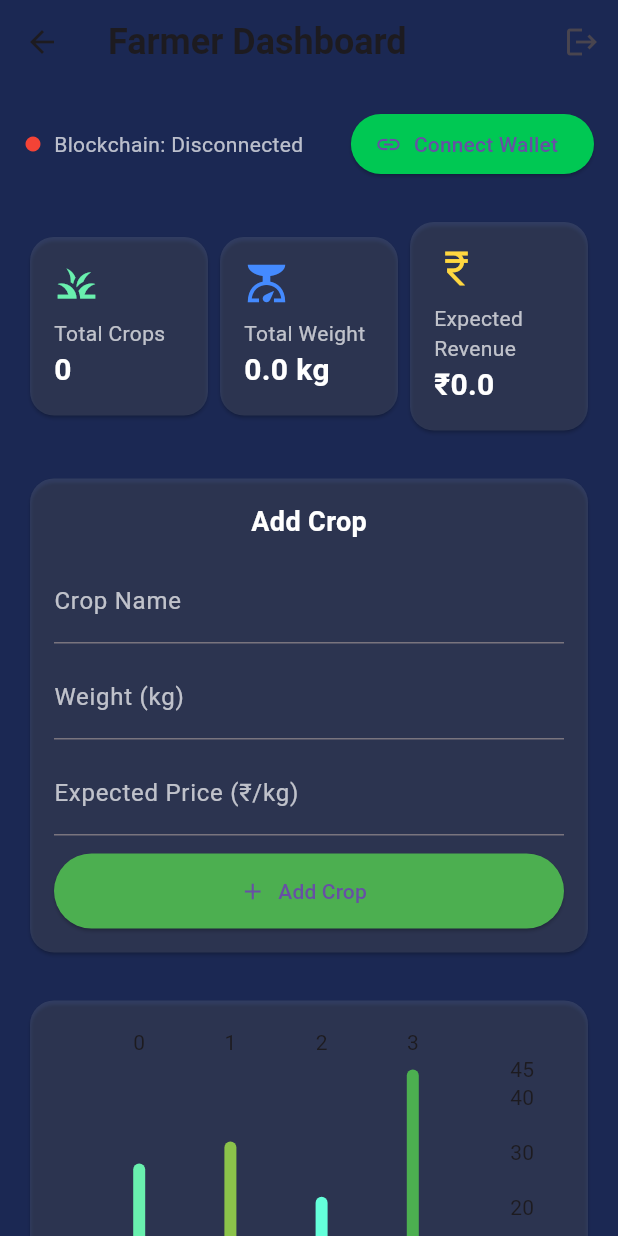
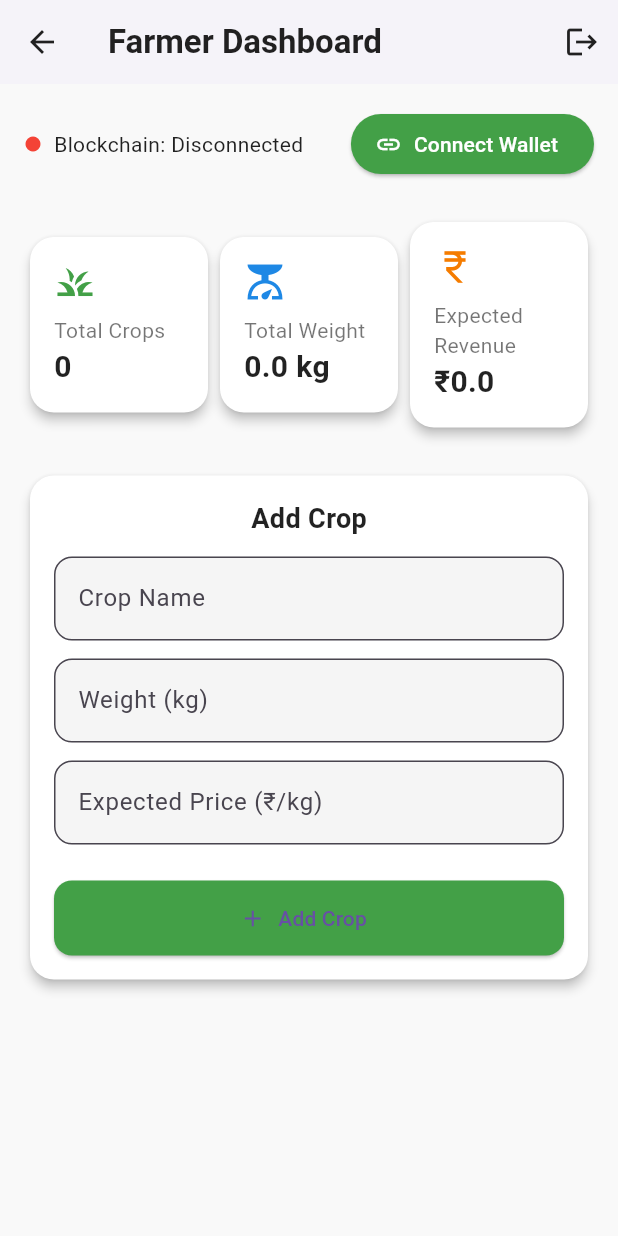
Before and after one commit to sujal-jadhav012/Agrochain, a Flutter app: the FarmerDashboardScreen screen opened by its route, after a tap on "Add Crop", on a phone screen of 412 x 824 dp. Run offline on Flutter 3.47's test engine with Material 3 defaults, Android fonts, the phone set to English and light mode, and no system bars; drawn by our look-alikes of fl_chart.

Commit message:
Dashborad_light

```diff
--- a/agrochain_app/lib/ui/Screens/farmer_dashboard_screen.dart
+++ b/agrochain_app/lib/ui/Screens/farmer_dashboard_screen.dart
@@ -21,12 +21,15 @@ class _FarmerDashboardScreenState extends State<FarmerDashboardScreen> {
   @override
   Widget build(BuildContext context) {
     return Scaffold(
-      backgroundColor: const Color.fromARGB(255, 27, 40, 83),
+      backgroundColor: const Color(0xFFF9F9F9), // Light background
       appBar: AppBar(
-        backgroundColor: Colors.transparent,
-        elevation: 0,
-        title: const Text("Farmer Dashboard",
-            style: TextStyle(fontSize: 24, fontWeight: FontWeight.bold)),
+        backgroundColor: Colors.white,
+        elevation: 2,
+        title: const Text(
+          "Farmer Dashboard",
+          style: TextStyle(fontSize: 22, fontWeight: FontWeight.bold, color: Colors.black87),
+        ),
+        iconTheme: const IconThemeData(color: Colors.black87),
         actions: [
           IconButton(
             icon: const Icon(Icons.logout),
@@ -39,7 +42,7 @@ class _FarmerDashboardScreenState extends State<FarmerDashboardScreen> {
         child: Column(
           crossAxisAlignment: CrossAxisAlignment.start,
           children: [
-            // Blockchain connection bar
+            // Blockchain Connection Bar
             Row(
               mainAxisAlignment: MainAxisAlignment.spaceBetween,
               children: [
@@ -54,7 +57,7 @@ class _FarmerDashboardScreenState extends State<FarmerDashboardScreen> {
                     isBlockchainConnected
                         ? "Blockchain: Connected"
                         : "Blockchain: Disconnected",
-                    style: const TextStyle(color: Colors.white70),
+                    style: const TextStyle(color: Colors.black87, fontSize: 14),
                   ),
                 ]),
                 ElevatedButton.icon(
@@ -64,23 +67,28 @@ class _FarmerDashboardScreenState extends State<FarmerDashboardScreen> {
                   icon: const Icon(Icons.link),
                   label: const Text("Connect Wallet"),
                   style: ElevatedButton.styleFrom(
-                    backgroundColor: Colors.greenAccent[700],
+                    backgroundColor: Colors.green.shade600,
+                    foregroundColor: Colors.white,
+                    shape: RoundedRectangleBorder(
+                      borderRadius: BorderRadius.circular(20),
+                    ),
                   ),
                 )
               ],
             ),
+
             const SizedBox(height: 24),
 
-            // Stats Cards
+            // Stat Cards
             Row(
               mainAxisAlignment: MainAxisAlignment.spaceBetween,
               children: [
                 _buildStatCard("Total Crops", crops.length.toString(),
-                    Icons.grass, Colors.greenAccent),
-                _buildStatCard(
-                    "Total Weight", "$totalWeight kg", Icons.scale, Colors.blueAccent),
+                    Icons.grass, Colors.green.shade600),
+                _buildStatCard("Total Weight", "$totalWeight kg", Icons.scale,
+                    Colors.blue.shade600),
                 _buildStatCard("Expected Revenue", "₹$expectedRevenue",
-                    Icons.currency_rupee, Colors.amberAccent),
+                    Icons.currency_rupee, Colors.orange.shade700),
               ],
             ),
 
@@ -88,58 +96,44 @@ class _FarmerDashboardScreenState extends State<FarmerDashboardScreen> {
 
             // Add Crop Section
             Card(
-              color: Colors.white10,
+              elevation: 3,
+              color: Colors.white,
               shape: RoundedRectangleBorder(borderRadius: BorderRadius.circular(16)),
               child: Padding(
                 padding: const EdgeInsets.all(16.0),
                 child: Column(
                   children: [
-                    const Text("Add Crop",
+                    const Text(
+                      "Add Crop",
                       style: TextStyle(
-                            color: Colors.white,
+                        color: Colors.black87,
                         fontSize: 18,
-                            fontWeight: FontWeight.bold)),
+                        fontWeight: FontWeight.bold,
+                      ),
+                    ),
                     const SizedBox(height: 12),
-                    TextField(
-                      controller: cropNameController,
-                      decoration: const InputDecoration(
-                        labelText: "Crop Name",
-                        labelStyle: TextStyle(color: Colors.white70),
-                      ),
-                      style: const TextStyle(color: Colors.white),
-                    ),
-                    const SizedBox(height: 8),
-                    TextField(
-                      controller: weightController,
-                      keyboardType: TextInputType.number,
-                      decoration: const InputDecoration(
-                        labelText: "Weight (kg)",
-                        labelStyle: TextStyle(color: Colors.white70),
-                      ),
-                      style: const TextStyle(color: Colors.white),
-                    ),
-                    const SizedBox(height: 8),
-                    TextField(
-                      controller: priceController,
-                      keyboardType: TextInputType.number,
-                      decoration: const InputDecoration(
-                        labelText: "Expected Price (₹/kg)",
-                        labelStyle: TextStyle(color: Colors.white70),
-                      ),
-                      style: const TextStyle(color: Colors.white),
-                    ),
+                    _buildInputField(cropNameController, "Crop Name"),
+                    _buildInputField(weightController, "Weight (kg)",
+                        inputType: TextInputType.number),
+                    _buildInputField(priceController, "Expected Price (₹/kg)",
+                        inputType: TextInputType.number),
                     const SizedBox(height: 12),
                     ElevatedButton.icon(
                       onPressed: () {
+                        if (cropNameController.text.isEmpty ||
+                            weightController.text.isEmpty ||
+                            priceController.text.isEmpty) return;
+
                         setState(() {
+                          final weight = double.parse(weightController.text);
+                          final price = double.parse(priceController.text);
                           crops.add({
                             'name': cropNameController.text,
-                            'weight': double.parse(weightController.text),
-                            'price': double.parse(priceController.text)
+                            'weight': weight,
+                            'price': price,
                           });
-                          totalWeight += double.parse(weightController.text);
-                          expectedRevenue += double.parse(weightController.text) *
-                              double.parse(priceController.text);
+                          totalWeight += weight;
+                          expectedRevenue += weight * price;
                           cropNameController.clear();
                           weightController.clear();
                           priceController.clear();
@@ -148,8 +142,11 @@ class _FarmerDashboardScreenState extends State<FarmerDashboardScreen> {
                       icon: const Icon(Icons.add),
                       label: const Text("Add Crop"),
                       style: ElevatedButton.styleFrom(
-                        backgroundColor: Colors.green,
+                        backgroundColor: Colors.green.shade600,
                         minimumSize: const Size(double.infinity, 50),
+                        shape: RoundedRectangleBorder(
+                          borderRadius: BorderRadius.circular(12),
+                        ),
                       ),
                     )
                   ],
@@ -159,78 +156,92 @@ class _FarmerDashboardScreenState extends State<FarmerDashboardScreen> {
 
             const SizedBox(height: 24),
 
-            // Market Prices Chart (Mock Data)
-            Card(
-              color: Colors.white10,
-              shape: RoundedRectangleBorder(borderRadius: BorderRadius.circular(16)),
-              child: SizedBox(
-                height: 250,
-                child: Padding(
-                  padding: const EdgeInsets.all(16),
-                  child: BarChart(
-                    BarChartData(
-                      borderData: FlBorderData(show: false),
-                      gridData: const FlGridData(show: false),
-                      titlesData: FlTitlesData(
-                        bottomTitles: AxisTitles(
-                          sideTitles: SideTitles(
-                            showTitles: true,
-                            getTitlesWidget: (value, _) {
-                              const labels = ['Rice', 'Wheat', 'Corn', 'Onion'];
-                              return Text(labels[value.toInt()],
-                                  style: const TextStyle(color: Colors.white70));
-                            },
-                          ),
-                        ),
-                        leftTitles:
-                            AxisTitles(sideTitles: SideTitles(showTitles: false)),
-                      ),
-                      barGroups: [
-                        BarChartGroupData(x: 0, barRods: [
-                          BarChartRodData(toY: 28, color: Colors.greenAccent)
-                        ]),
-                        BarChartGroupData(x: 1, barRods: [
-                          BarChartRodData(toY: 32, color: Colors.lightGreen)
-                        ]),
-                        BarChartGroupData(x: 2, barRods: [
-                          BarChartRodData(toY: 22, color: Colors.tealAccent)
-                        ]),
-                        BarChartGroupData(x: 3, barRods: [
-                          BarChartRodData(toY: 45, color: Colors.green)
-                        ]),
-                      ],
-                    ),
-                  ),
-                ),
-              ),
-            ),
+            // // Market Price Chart
+            // Card(
+            //   elevation: 3,
+            //   color: Colors.white,
+            //   shape: RoundedRectangleBorder(borderRadius: BorderRadius.circular(16)),
+            //   child: SizedBox(
+            //     height: 250,
+            //     child: Padding(
+            //       padding: const EdgeInsets.all(16),
+            //       child: BarChart(
+            //         BarChartData(
+            //           borderData: FlBorderData(show: false),
+            //           gridData: const FlGridData(show: false),
+            //           titlesData: FlTitlesData(
+            //             bottomTitles: AxisTitles(
+            //               sideTitles: SideTitles(
+            //                 showTitles: true,
+            //                 getTitlesWidget: (value, _) {
+            //                   const labels = ['Rice', 'Wheat', 'Corn', 'Onion'];
+            //                   return Text(
+            //                     labels[value.toInt()],
+            //                     style: const TextStyle(color: Colors.black87),
+            //                   );
+            //                 },
+            //               ),
+            //             ),
+            //             leftTitles: AxisTitles(
+            //               sideTitles: SideTitles(showTitles: false),
+            //             ),
+            //           ),
+            //           barGroups: [
+            //             BarChartGroupData(x: 0, barRods: [
+            //               BarChartRodData(toY: 28, color: Colors.green.shade400)
+            //             ]),
+            //             BarChartGroupData(x: 1, barRods: [
+            //               BarChartRodData(toY: 32, color: Colors.orange.shade400)
+            //             ]),
+            //             BarChartGroupData(x: 2, barRods: [
+            //               BarChartRodData(toY: 22, color: Colors.blue.shade400)
+            //             ]),
+            //             BarChartGroupData(x: 3, barRods: [
+            //               BarChartRodData(toY: 45, color: Colors.teal.shade400)
+            //             ]),
+            //           ],
+            //         ),
+            //       ),
+            //     ),
+            //   ),
+            // ),
 
             const SizedBox(height: 24),
 
-            // Crops Table
+            // Crop List
             if (crops.isNotEmpty)
               Card(
-                color: Colors.white10,
+                elevation: 3,
+                color: Colors.white,
                 shape: RoundedRectangleBorder(borderRadius: BorderRadius.circular(16)),
                 child: Padding(
                   padding: const EdgeInsets.all(16.0),
                   child: Column(
                     crossAxisAlignment: CrossAxisAlignment.start,
                     children: [
-                      const Text("Crops List",
+                      const Text(
+                        "Crops List",
                         style: TextStyle(
-                              color: Colors.white,
+                            color: Colors.black87,
                             fontSize: 18,
-                              fontWeight: FontWeight.bold)),
+                            fontWeight: FontWeight.bold),
+                      ),
                       const SizedBox(height: 12),
-                      ...crops.map((crop) => ListTile(
-                            title: Text(crop['name'],
-                                style: const TextStyle(color: Colors.white)),
+                      ...crops.map(
+                        (crop) => ListTile(
+                          leading: const Icon(Icons.eco, color: Colors.green),
+                          title: Text(
+                            crop['name'],
+                            style: const TextStyle(color: Colors.black87),
+                          ),
                           subtitle: Text(
                             "Weight: ${crop['weight']} kg | Price: ₹${crop['price']}/kg",
-                                style: const TextStyle(color: Colors.white70)),
-                            trailing: const Icon(Icons.qr_code, color: Colors.greenAccent),
-                          )),
+                            style: const TextStyle(color: Colors.black54),
+                          ),
+                          trailing:
+                              const Icon(Icons.qr_code, color: Colors.green),
+                        ),
+                      ),
                     ],
                   ),
                 ),
@@ -245,20 +256,21 @@ class _FarmerDashboardScreenState extends State<FarmerDashboardScreen> {
       String title, String value, IconData icon, Color iconColor) {
     return Expanded(
       child: Card(
-        color: Colors.white10,
+        elevation: 3,
+        color: Colors.white,
         shape: RoundedRectangleBorder(borderRadius: BorderRadius.circular(16)),
         child: Padding(
           padding: const EdgeInsets.all(16),
           child: Column(
             crossAxisAlignment: CrossAxisAlignment.start,
             children: [
-              Icon(icon, color: iconColor, size: 30),
+              Icon(icon, color: iconColor, size: 28),
               const SizedBox(height: 8),
               Text(title,
-                  style: const TextStyle(color: Colors.white70, fontSize: 14)),
+                  style: const TextStyle(color: Colors.black54, fontSize: 14)),
               Text(value,
                   style: const TextStyle(
-                      color: Colors.white,
+                      color: Colors.black87,
                       fontSize: 20,
                       fontWeight: FontWeight.bold)),
             ],
@@ -267,4 +279,23 @@ class _FarmerDashboardScreenState extends State<FarmerDashboardScreen> {
       ),
     );
   }
+
+  Widget _buildInputField(TextEditingController controller, String label,
+      {TextInputType inputType = TextInputType.text}) {
+    return Padding(
+      padding: const EdgeInsets.only(bottom: 12),
+      child: TextField(
+        controller: controller,
+        keyboardType: inputType,
+        decoration: InputDecoration(
+          labelText: label,
+          border: OutlineInputBorder(
+              borderRadius: BorderRadius.circular(12),
+              borderSide: const BorderSide(color: Colors.grey)),
+          filled: true,
+          fillColor: Colors.grey.shade100,
+        ),
+      ),
+    );
   }
+}
```
Lines whose indentation alone changed are shown as unchanged.
